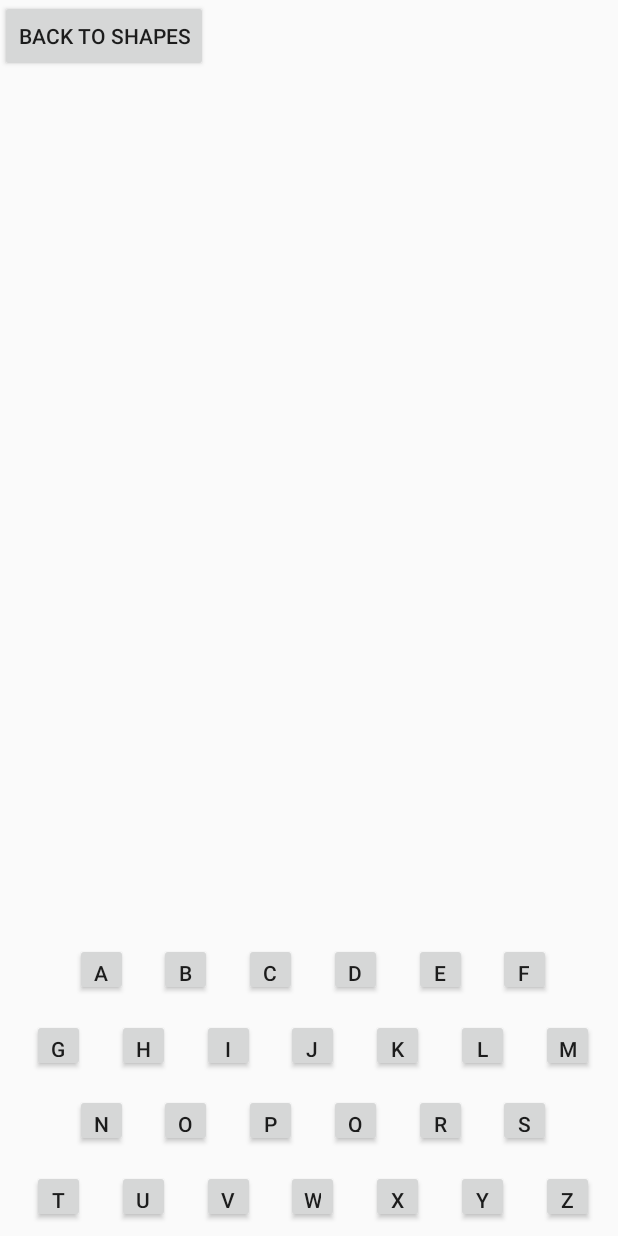
After one commit to wkeller3/CS441_Proj2, an Android app: the Hangman screen opened directly, with no data from a screen before it, on a phone screen of 412 x 824 dp. The commit adds this screen. Run offline under Robolectric (Android 15) with nearby library versions, the light colour scheme and no system bars.

Commit message:
Decided to add a hangman game to my app. So you can now switch pages between playing with shapes and playing hangman

```diff
--- a/app/src/main/AndroidManifest.xml
+++ b/app/src/main/AndroidManifest.xml
@@ -9,6 +9,7 @@
         android:roundIcon="@mipmap/ic_launcher_round"
         android:supportsRtl="true"
         android:theme="@style/AppTheme">
+        <activity android:name=".Hangman"></activity>
         <activity android:name=".MainActivity">
             <intent-filter>
                 <action android:name="android.intent.action.MAIN" />
--- /dev/null
+++ b/app/src/main/java/com/example/project2/Hangman.java
@@ -0,0 +1,21 @@
+package com.example.project2;
+
+import androidx.appcompat.app.AppCompatActivity;
+
+import android.os.Bundle;
+import android.view.WindowManager;
+
+public class Hangman extends AppCompatActivity {
+
+    @Override
+    protected void onCreate(Bundle savedInstanceState) {
+        super.onCreate(savedInstanceState);
+        setContentView(R.layout.activity_hangman);
+
+        // Hide the app title bar.
+        getSupportActionBar().hide();
+
+        // Make app full screen to hide top status bar.
+        this.getWindow().setFlags(WindowManager.LayoutParams.FLAG_FULLSCREEN, WindowManager.LayoutParams.FLAG_FULLSCREEN);
+    }
+}
--- a/app/src/main/java/com/example/project2/MainActivity.java
+++ b/app/src/main/java/com/example/project2/MainActivity.java
@@ -1,6 +1,8 @@
 package com.example.project2;
 
 import androidx.appcompat.app.AppCompatActivity;
+
+import android.content.Intent;
 import android.graphics.Color;
 import android.graphics.Paint;
 import android.graphics.PixelFormat;
@@ -25,6 +27,7 @@ public class MainActivity extends AppCompatActivity implements View.OnTouchListe
     private Button coordinates = null;
     private Button resize = null;
     private Button color = null;
+    private Button change = null;
     private TextView text = null;
     private int flag = -1; //0 circle, 1 square, 2 triangle
     //private int flag2 = -1; //0 coordinates, 1 resize, 2 color
@@ -49,6 +52,7 @@ public class MainActivity extends AppCompatActivity implements View.OnTouchListe
         canvasLayout = findViewById(R.id.customViewLayout);
         text = findViewById(R.id.textView);
         paint.setColor(Color.BLACK);
+        change = findViewById(R.id.change);
 
         // Hide the app title bar.
         getSupportActionBar().hide();
@@ -104,6 +108,13 @@ public class MainActivity extends AppCompatActivity implements View.OnTouchListe
             }
         });
 
+        change.setOnClickListener(new View.OnClickListener() {
+            @Override
+            public void onClick(View view) {
+                startActivity(new Intent(MainActivity.this, Hangman.class));
+            }
+        });
+
     }
 
     @Override
@@ -124,7 +135,7 @@ public class MainActivity extends AppCompatActivity implements View.OnTouchListe
             } else if(1 == flag){
                 setCoordinates(x,y);
                 changeColor();
-                surfaceView.drawSqaure(size);
+                surfaceView.drawSquare(size);
             } else{
                 setCoordinates(x,y);
                 changeColor();
--- a/app/src/main/java/com/example/project2/MySurface.java
+++ b/app/src/main/java/com/example/project2/MySurface.java
@@ -52,7 +52,7 @@ public class MySurface extends SurfaceView implements SurfaceHolder.Callback {
         surfaceHolder.unlockCanvasAndPost(canvas);
     }
 
-    public void drawSqaure(int size){
+    public void drawSquare(int size){
         Canvas canvas = surfaceHolder.lockCanvas();
         Paint background = new Paint();
         background.setColor(Color.WHITE);
--- /dev/null
+++ b/app/src/main/res/layout/activity_hangman.xml
@@ -0,0 +1,333 @@
+<?xml version="1.0" encoding="utf-8"?>
+<androidx.constraintlayout.widget.ConstraintLayout xmlns:android="http://schemas.android.com/apk/res/android"
+    xmlns:app="http://schemas.android.com/apk/res-auto"
+    xmlns:tools="http://schemas.android.com/tools"
+    android:layout_width="match_parent"
+    android:layout_height="match_parent"
+    tools:context=".Hangman">
+
+    <Button
+        android:id="@+id/change"
+        android:layout_width="wrap_content"
+        android:layout_height="wrap_content"
+        android:text="Back to shapes"
+        app:layout_constraintBottom_toBottomOf="parent"
+        app:layout_constraintEnd_toEndOf="parent"
+        app:layout_constraintHorizontal_bias="0.0"
+        app:layout_constraintStart_toStartOf="parent"
+        app:layout_constraintTop_toTopOf="parent"
+        app:layout_constraintVertical_bias="0.0" />
+
+    <Button
+        android:id="@+id/a"
+        android:layout_width="35dp"
+        android:layout_height="35dp"
+        android:text="A"
+        app:layout_constraintBottom_toBottomOf="parent"
+        app:layout_constraintEnd_toEndOf="parent"
+        app:layout_constraintHorizontal_bias="0.132"
+        app:layout_constraintStart_toStartOf="parent"
+        app:layout_constraintTop_toTopOf="parent"
+        app:layout_constraintVertical_bias="0.797" />
+
+    <Button
+        android:id="@+id/b"
+        android:layout_width="35dp"
+        android:layout_height="35dp"
+        android:text="B"
+        app:layout_constraintBottom_toBottomOf="parent"
+        app:layout_constraintEnd_toEndOf="parent"
+        app:layout_constraintHorizontal_bias="0.282"
+        app:layout_constraintStart_toStartOf="parent"
+        app:layout_constraintTop_toTopOf="parent"
+        app:layout_constraintVertical_bias="0.797" />
+
+    <Button
+        android:id="@+id/c"
+        android:layout_width="35dp"
+        android:layout_height="35dp"
+        android:text="C"
+        app:layout_constraintBottom_toBottomOf="parent"
+        app:layout_constraintEnd_toEndOf="parent"
+        app:layout_constraintHorizontal_bias="0.432"
+        app:layout_constraintStart_toStartOf="parent"
+        app:layout_constraintTop_toTopOf="parent"
+        app:layout_constraintVertical_bias="0.797" />
+
+    <Button
+        android:id="@+id/d"
+        android:layout_width="35dp"
+        android:layout_height="35dp"
+        android:text="D"
+        app:layout_constraintBottom_toBottomOf="parent"
+        app:layout_constraintEnd_toEndOf="parent"
+        app:layout_constraintHorizontal_bias="0.582"
+        app:layout_constraintStart_toStartOf="parent"
+        app:layout_constraintTop_toTopOf="parent"
+        app:layout_constraintVertical_bias="0.797" />
+
+    <Button
+        android:id="@+id/e"
+        android:layout_width="35dp"
+        android:layout_height="35dp"
+        android:text="E"
+        app:layout_constraintBottom_toBottomOf="parent"
+        app:layout_constraintEnd_toEndOf="parent"
+        app:layout_constraintHorizontal_bias="0.732"
+        app:layout_constraintStart_toStartOf="parent"
+        app:layout_constraintTop_toTopOf="parent"
+        app:layout_constraintVertical_bias="0.797" />
+
+    <Button
+        android:id="@+id/f"
+        android:layout_width="35dp"
+        android:layout_height="35dp"
+        android:text="F"
+        app:layout_constraintBottom_toBottomOf="parent"
+        app:layout_constraintEnd_toEndOf="parent"
+        app:layout_constraintHorizontal_bias="0.882"
+        app:layout_constraintStart_toStartOf="parent"
+        app:layout_constraintTop_toTopOf="parent"
+        app:layout_constraintVertical_bias="0.797" />
+
+    <Button
+        android:id="@+id/g"
+        android:layout_width="35dp"
+        android:layout_height="35dp"
+        android:text="G"
+        app:layout_constraintBottom_toBottomOf="parent"
+        app:layout_constraintEnd_toEndOf="parent"
+        app:layout_constraintHorizontal_bias="0.057"
+        app:layout_constraintStart_toStartOf="parent"
+        app:layout_constraintTop_toTopOf="parent"
+        app:layout_constraintVertical_bias="0.861" />
+
+    <Button
+        android:id="@+id/h"
+        android:layout_width="35dp"
+        android:layout_height="35dp"
+        android:text="H"
+        app:layout_constraintBottom_toBottomOf="parent"
+        app:layout_constraintEnd_toEndOf="parent"
+        app:layout_constraintHorizontal_bias="0.207"
+        app:layout_constraintStart_toStartOf="parent"
+        app:layout_constraintTop_toTopOf="parent"
+        app:layout_constraintVertical_bias="0.861" />
+
+    <Button
+        android:id="@+id/i"
+        android:layout_width="35dp"
+        android:layout_height="35dp"
+        android:text="I"
+        app:layout_constraintBottom_toBottomOf="parent"
+        app:layout_constraintEnd_toEndOf="parent"
+        app:layout_constraintHorizontal_bias="0.357"
+        app:layout_constraintStart_toStartOf="parent"
+        app:layout_constraintTop_toTopOf="parent"
+        app:layout_constraintVertical_bias="0.861" />
+
+    <Button
+        android:id="@+id/j"
+        android:layout_width="35dp"
+        android:layout_height="35dp"
+        android:text="J"
+        app:layout_constraintBottom_toBottomOf="parent"
+        app:layout_constraintEnd_toEndOf="parent"
+        app:layout_constraintHorizontal_bias="0.507"
+        app:layout_constraintStart_toStartOf="parent"
+        app:layout_constraintTop_toTopOf="parent"
+        app:layout_constraintVertical_bias="0.861" />
+
+    <Button
+        android:id="@+id/k"
+        android:layout_width="35dp"
+        android:layout_height="35dp"
+        android:text="K"
+        app:layout_constraintBottom_toBottomOf="parent"
+        app:layout_constraintEnd_toEndOf="parent"
+        app:layout_constraintHorizontal_bias="0.657"
+        app:layout_constraintStart_toStartOf="parent"
+        app:layout_constraintTop_toTopOf="parent"
+        app:layout_constraintVertical_bias="0.861" />
+
+    <Button
+        android:id="@+id/l"
+        android:layout_width="35dp"
+        android:layout_height="35dp"
+        android:text="L"
+        app:layout_constraintBottom_toBottomOf="parent"
+        app:layout_constraintEnd_toEndOf="parent"
+        app:layout_constraintHorizontal_bias="0.807"
+        app:layout_constraintStart_toStartOf="parent"
+        app:layout_constraintTop_toTopOf="parent"
+        app:layout_constraintVertical_bias="0.861" />
+
+    <Button
+        android:id="@+id/m"
+        android:layout_width="35dp"
+        android:layout_height="35dp"
+        android:text="M"
+        app:layout_constraintBottom_toBottomOf="parent"
+        app:layout_constraintEnd_toEndOf="parent"
+        app:layout_constraintHorizontal_bias="0.957"
+        app:layout_constraintStart_toStartOf="parent"
+        app:layout_constraintTop_toTopOf="parent"
+        app:layout_constraintVertical_bias="0.861" />
+
+    <Button
+        android:id="@+id/n"
+        android:layout_width="35dp"
+        android:layout_height="35dp"
+        android:text="N"
+        app:layout_constraintBottom_toBottomOf="parent"
+        app:layout_constraintEnd_toEndOf="parent"
+        app:layout_constraintHorizontal_bias="0.132"
+        app:layout_constraintStart_toStartOf="parent"
+        app:layout_constraintTop_toTopOf="parent"
+        app:layout_constraintVertical_bias="0.925" />
+
+    <Button
+        android:id="@+id/o"
+        android:layout_width="35dp"
+        android:layout_height="35dp"
+        android:text="O"
+        app:layout_constraintBottom_toBottomOf="parent"
+        app:layout_constraintEnd_toEndOf="parent"
+        app:layout_constraintHorizontal_bias="0.282"
+        app:layout_constraintStart_toStartOf="parent"
+        app:layout_constraintTop_toTopOf="parent"
+        app:layout_constraintVertical_bias="0.925" />
+
+    <Button
+        android:id="@+id/p"
+        android:layout_width="35dp"
+        android:layout_height="35dp"
+        android:text="P"
+        app:layout_constraintBottom_toBottomOf="parent"
+        app:layout_constraintEnd_toEndOf="parent"
+        app:layout_constraintHorizontal_bias="0.432"
+        app:layout_constraintStart_toStartOf="parent"
+        app:layout_constraintTop_toTopOf="parent"
+        app:layout_constraintVertical_bias="0.925" />
+
+    <Button
+        android:id="@+id/q"
+        android:layout_width="35dp"
+        android:layout_height="35dp"
+        android:text="Q"
+        app:layout_constraintBottom_toBottomOf="parent"
+        app:layout_constraintEnd_toEndOf="parent"
+        app:layout_constraintHorizontal_bias="0.582"
+        app:layout_constraintStart_toStartOf="parent"
+        app:layout_constraintTop_toTopOf="parent"
+        app:layout_constraintVertical_bias="0.925" />
+
+    <Button
+        android:id="@+id/r"
+        android:layout_width="35dp"
+        android:layout_height="35dp"
+        android:text="R"
+        app:layout_constraintBottom_toBottomOf="parent"
+        app:layout_constraintEnd_toEndOf="parent"
+        app:layout_constraintHorizontal_bias="0.732"
+        app:layout_constraintStart_toStartOf="parent"
+        app:layout_constraintTop_toTopOf="parent"
+        app:layout_constraintVertical_bias="0.925" />
+
+    <Button
+        android:id="@+id/s"
+        android:layout_width="35dp"
+        android:layout_height="35dp"
+        android:text="S"
+        app:layout_constraintBottom_toBottomOf="parent"
+        app:layout_constraintEnd_toEndOf="parent"
+        app:layout_constraintHorizontal_bias="0.882"
+        app:layout_constraintStart_toStartOf="parent"
+        app:layout_constraintTop_toTopOf="parent"
+        app:layout_constraintVertical_bias="0.925" />
+
+    <Button
+        android:id="@+id/t"
+        android:layout_width="35dp"
+        android:layout_height="35dp"
+        android:text="T"
+        app:layout_constraintBottom_toBottomOf="parent"
+        app:layout_constraintEnd_toEndOf="parent"
+        app:layout_constraintHorizontal_bias="0.057"
+        app:layout_constraintStart_toStartOf="parent"
+        app:layout_constraintTop_toTopOf="parent"
+        app:layout_constraintVertical_bias="0.989" />
+
+    <Button
+        android:id="@+id/u"
+        android:layout_width="35dp"
+        android:layout_height="35dp"
+        android:text="U"
+        app:layout_constraintBottom_toBottomOf="parent"
+        app:layout_constraintEnd_toEndOf="parent"
+        app:layout_constraintHorizontal_bias="0.207"
+        app:layout_constraintStart_toStartOf="parent"
+        app:layout_constraintTop_toTopOf="parent"
+        app:layout_constraintVertical_bias="0.989" />
+
+    <Button
+        android:id="@+id/v"
+        android:layout_width="35dp"
+        android:layout_height="35dp"
+        android:text="V"
+        app:layout_constraintBottom_toBottomOf="parent"
+        app:layout_constraintEnd_toEndOf="parent"
+        app:layout_constraintHorizontal_bias="0.357"
+        app:layout_constraintStart_toStartOf="parent"
+        app:layout_constraintTop_toTopOf="parent"
+        app:layout_constraintVertical_bias="0.989" />
+
+    <Button
+        android:id="@+id/w"
+        android:layout_width="35dp"
+        android:layout_height="35dp"
+        android:text="W"
+        app:layout_constraintBottom_toBottomOf="parent"
+        app:layout_constraintEnd_toEndOf="parent"
+        app:layout_constraintHorizontal_bias="0.507"
+        app:layout_constraintStart_toStartOf="parent"
+        app:layout_constraintTop_toTopOf="parent"
+        app:layout_constraintVertical_bias="0.989" />
+
+    <Button
+        android:id="@+id/x"
+        android:layout_width="35dp"
+        android:layout_height="35dp"
+        android:text="X"
+        app:layout_constraintBottom_toBottomOf="parent"
+        app:layout_constraintEnd_toEndOf="parent"
+        app:layout_constraintHorizontal_bias="0.657"
+        app:layout_constraintStart_toStartOf="parent"
+        app:layout_constraintTop_toTopOf="parent"
+        app:layout_constraintVertical_bias="0.989" />
+
+    <Button
+        android:id="@+id/y"
+        android:layout_width="35dp"
+        android:layout_height="35dp"
+        android:text="Y"
+        app:layout_constraintBottom_toBottomOf="parent"
+        app:layout_constraintEnd_toEndOf="parent"
+        app:layout_constraintHorizontal_bias="0.807"
+        app:layout_constraintStart_toStartOf="parent"
+        app:layout_constraintTop_toTopOf="parent"
+        app:layout_constraintVertical_bias="0.989" />
+
+    <Button
+        android:id="@+id/z"
+        android:layout_width="35dp"
+        android:layout_height="35dp"
+        android:text="Z"
+        app:layout_constraintBottom_toBottomOf="parent"
+        app:layout_constraintEnd_toEndOf="parent"
+        app:layout_constraintHorizontal_bias="0.957"
+        app:layout_constraintStart_toStartOf="parent"
+        app:layout_constraintTop_toTopOf="parent"
+        app:layout_constraintVertical_bias="0.989" />
+
+</androidx.constraintlayout.widget.ConstraintLayout>
--- a/app/src/main/res/layout/activity_main.xml
+++ b/app/src/main/res/layout/activity_main.xml
@@ -7,6 +7,7 @@
     tools:context=".MainActivity">
 
     <LinearLayout
+        android:id="@+id/linearLayout"
         android:layout_width="match_parent"
         android:layout_height="match_parent"
         android:orientation="vertical">
@@ -78,6 +79,12 @@
             android:layout_height="wrap_content"
             android:orientation="vertical">
 
+            <Button
+                android:id="@+id/change"
+                android:layout_width="match_parent"
+                android:layout_height="wrap_content"
+                android:text="Go to hangman game" />
+
             <TextView
                 android:id="@+id/textView"
                 android:layout_width="wrap_content"
```
